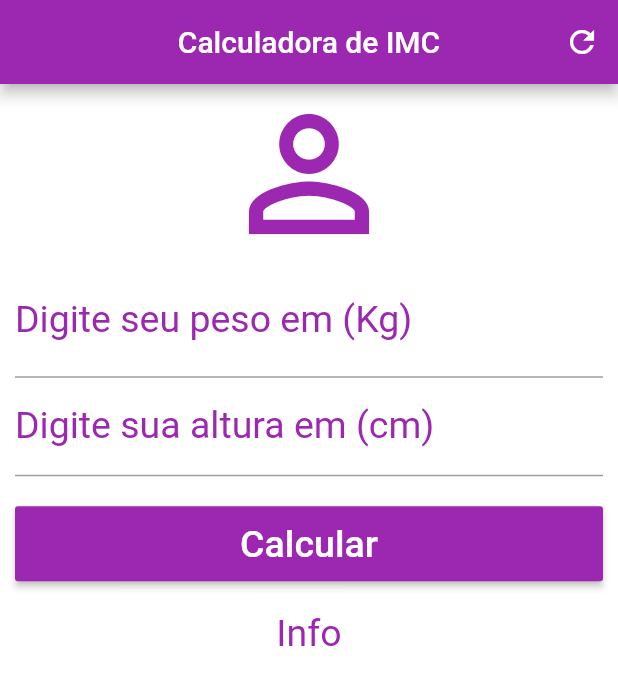
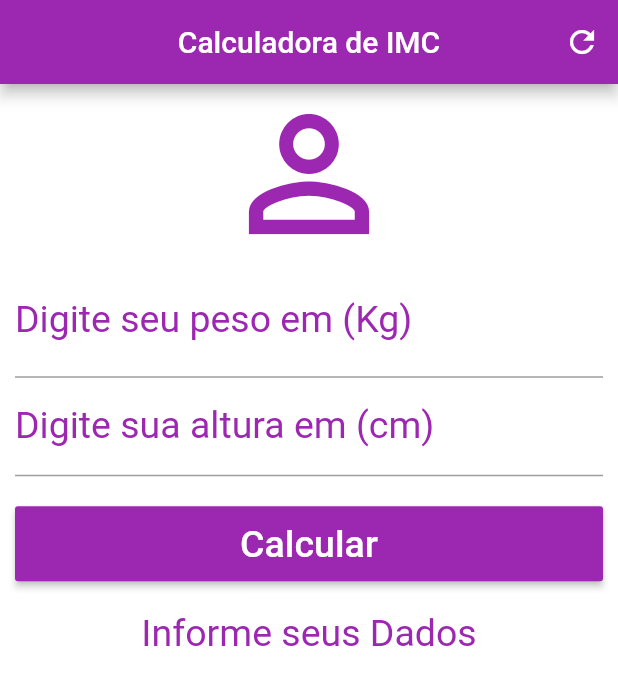
Before and after one commit to MRaphaelpy/imcapp, a Flutter app: the screen it shows after launch, after a tap on "Calcular", on a phone screen of 412 x 824 dp. Shown: the top 685 px of the screen. Run offline on Flutter 3.47's test engine with Material 2 defaults, Android fonts, the phone set to English and light mode, and no system bars.

Commit message:
Adicionado Calculo imc

```diff
--- a/lib/main.dart
+++ b/lib/main.dart
@@ -15,6 +15,29 @@ class Home extends StatefulWidget {
 }
 
 class _HomeState extends State<Home> {
+  TextEditingController pesoController = TextEditingController();
+  TextEditingController alturaController = TextEditingController();
+
+  String _result = "Informe seus Dados";
+
+  void _reset() {
+    pesoController.text = "";
+    alturaController.text = "";
+    _result = "Informe seus Dados";
+  }
+
+  void _calculed() {
+    setState(() {
+      double peso = double.parse(pesoController.text);
+      double altura = double.parse(alturaController.text) / 100;
+
+      double imc = peso / (altura * altura);
+      if (imc < 18.6) {
+        _result = "(${imc.toStringAsPrecision(3)}) Voce esta Abaixo do peso :(";
+      }
+    });
+  }
+
   @override
   Widget build(BuildContext context) {
     return Scaffold(
@@ -22,7 +45,7 @@ class _HomeState extends State<Home> {
           title: Text("Calculadora de IMC"),
           centerTitle: true,
           backgroundColor: Colors.purple,
-          actions: [IconButton(onPressed: () {}, icon: Icon(Icons.refresh))],
+          actions: [IconButton(onPressed: _reset, icon: Icon(Icons.refresh))],
         ),
         backgroundColor: Colors.white,
         body: SingleChildScrollView(
@@ -39,6 +62,7 @@ class _HomeState extends State<Home> {
                 ),
                 textAlign: TextAlign.center,
                 style: TextStyle(color: Colors.purple, fontSize: 25.0),
+                controller: pesoController,
               ),
               TextField(
                 keyboardType: TextInputType.number,
@@ -46,13 +70,14 @@ class _HomeState extends State<Home> {
                   labelText: "Digite sua altura em (cm)",
                   labelStyle: TextStyle(color: Colors.purple, fontSize: 25.0),
                 ),
+                controller: alturaController,
               ),
               Padding(
                 padding: EdgeInsets.only(top: 20, bottom: 20),
                 child: Container(
                   height: 50,
                   child: RaisedButton(
-                    onPressed: () {},
+                    onPressed: _calculed,
                     child: Text(
                       "Calcular",
                       style: TextStyle(color: Colors.white, fontSize: 25),
@@ -62,7 +87,7 @@ class _HomeState extends State<Home> {
                 ),
               ),
               Text(
-                "Info",
+                "$_result",
                 textAlign: TextAlign.center,
                 style: TextStyle(color: Colors.purple, fontSize: 25),
               )
```
